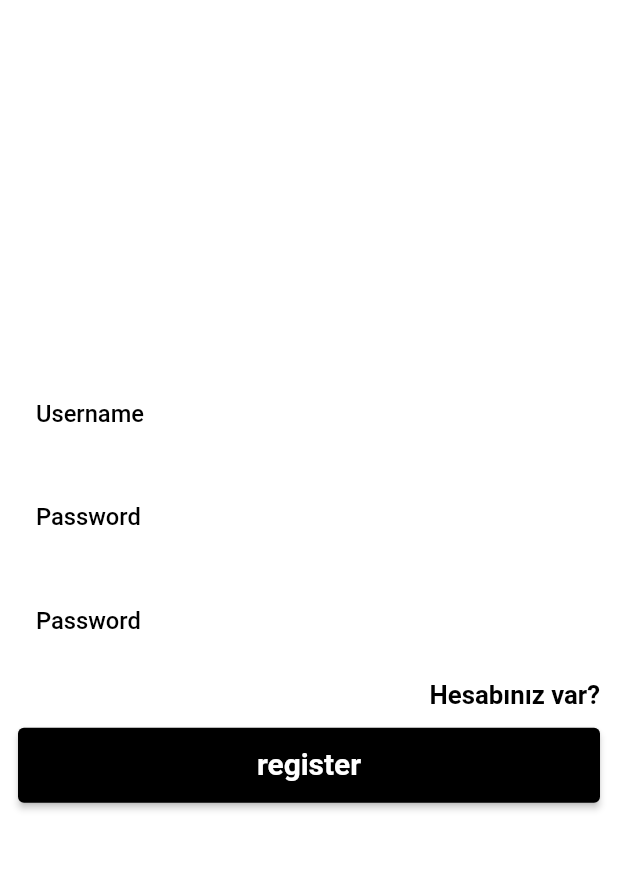
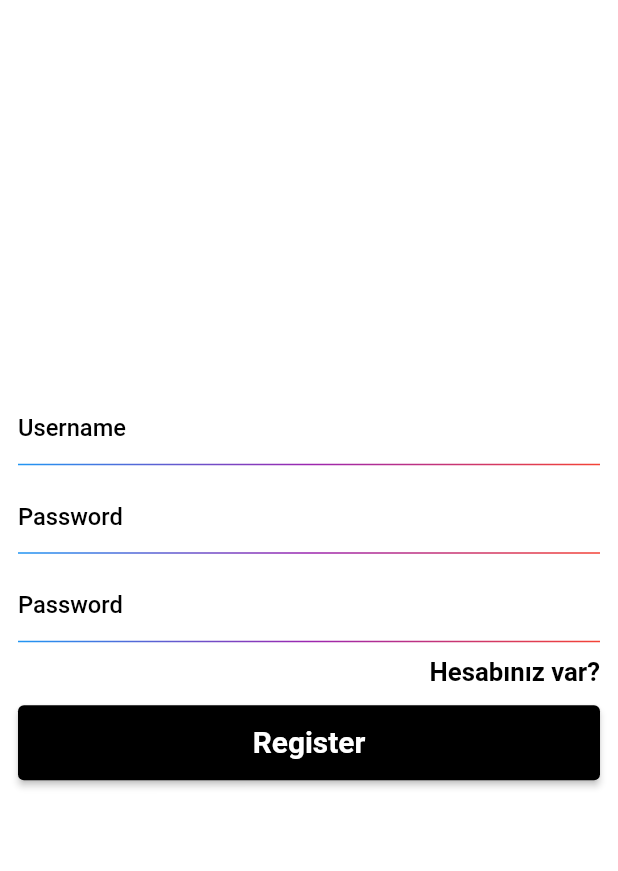
Before and after one commit to QalibJs/todo-app, a Flutter app: the screen it shows after launch, on a phone screen of 412 x 824 dp, the part 65-936 px from its top. Run offline on Flutter 3.47's test engine with Material 2 defaults, Android fonts, the phone set to English and light mode, and no system bars; drawn by our look-alikes of simple_gradient_text; our stand-ins replace dio, flutter_bloc, get_it, google_fonts, hive, local_auth and 1 more; accounts and stored records are empty; Roboto replaces fonts that are missing (Arsenal).

Commit message:
twleve commit

```diff
--- a/lib/app/auth/widgets/auth_button_widget.dart
+++ b/lib/app/auth/widgets/auth_button_widget.dart
@@ -6,7 +6,7 @@ import 'package:todo/constant/app_navigator.dart';
 import 'package:todo/constant/app_paddings.dart';
 import 'package:todo/constant/app_text_style.dart';
 import 'package:todo/cubit/auth/auth_cubit.dart';
-import 'package:todo/data/service/local_auth_service.dart';
+import 'package:todo/data/service/api/local_auth_service.dart';
 import 'package:todo/extension/context_extension.dart';
 
 class AuthButtonWidget extends StatelessWidget {
--- a/lib/app/register/widget/register_button_widget.dart
+++ b/lib/app/register/widget/register_button_widget.dart
@@ -1,4 +1,7 @@
 import 'package:flutter/material.dart';
+import 'package:flutter_bloc/flutter_bloc.dart';
+import 'package:todo/app/register/widget/register_divider_widget.dart';
+import 'package:todo/cubit/auth/auth_cubit.dart';
 import '../../login/screen/login_screen.dart';
 import '../../../constant/app_colors.dart';
 import '../../../constant/app_navigator.dart';
@@ -12,26 +15,63 @@ class RegisterInputWidget extends StatelessWidget {
 
   @override
   Widget build(BuildContext context) {
-    return Column(
+    AuthCubit authCubit = context.watch<AuthCubit>();
+    return Form(
+      key: authCubit.registerKey,
+      child: Column(
         children: [
           GlobalInputWidget(
             hintText: AppTexts.username,
             isPassword: false,
+            controller: authCubit.registerUsernameController,
+            validator: (value) {
+              if (value!.isEmpty) {
+                return "fill blank";
+              }
+              return null;
+            },
           ),
+          const RegisterDividerWidget(),
           AppSizedBox.h10,
           GlobalInputWidget(
             hintText: AppTexts.password,
             isPassword: true,
+            controller: authCubit.registerPasswordController,
+            validator: (value) {
+              if (value!.isEmpty) {
+                return "fill blank";
+              } else if (value.length < 8) {
+                return "password length must be more 8";
+              } else if (authCubit.registerPasswordController.text !=
+                  authCubit.registerPasswordAgainController.text) {
+                return "passwords don't match";
+              }
+              return null;
+            },
           ),
+          const RegisterDividerWidget(),
           AppSizedBox.h10,
           GlobalInputWidget(
             hintText: AppTexts.password,
             isPassword: true,
+            controller: authCubit.registerPasswordAgainController,
+            validator: (value) {
+              if (value!.isEmpty) {
+                return "fill blank";
+              } else if (value.length < 8) {
+                return "password length must be more 8";
+              } else if (authCubit.registerPasswordController.text !=
+                  authCubit.registerPasswordAgainController.text) {
+                return "passwords don't match";
+              }
+              return null;
+            },
           ),
+          const RegisterDividerWidget(),
           AppSizedBox.h10,
           GestureDetector(
             onTap: () {
-            AppNavigators.go(context, const LoginScreen());
+              AppNavigators.goDelete(context, const LoginScreen());
             },
             child: Container(
               color: AppColors.transparent,
@@ -47,6 +87,7 @@ class RegisterInputWidget extends StatelessWidget {
             ),
           ),
         ],
+      ),
     );
   }
 }
--- /dev/null
+++ b/lib/app/register/widget/register_divider_widget.dart
@@ -0,0 +1,18 @@
+import 'package:flutter/material.dart';
+import 'package:todo/constant/app_box_decoration.dart';
+import 'package:todo/constant/app_paddings.dart';
+import 'package:todo/extension/context_extension.dart';
+
+class RegisterDividerWidget extends StatelessWidget {
+  const RegisterDividerWidget({super.key});
+
+  @override
+  Widget build(BuildContext context) {
+    return Container(
+      width: context.width,
+      height: 1,
+      padding: AppPaddings.lr12,
+      decoration: AppBoxDecoration.gradientBox,
+    );
+  }
+}
--- a/lib/app/register/widget/register_global_button_widget.dart
+++ b/lib/app/register/widget/register_global_button_widget.dart
@@ -1,4 +1,9 @@
 import 'package:flutter/material.dart';
+import 'package:flutter_bloc/flutter_bloc.dart';
+import 'package:todo/app/home/screen/home_screen.dart';
+import 'package:todo/constant/app_navigator.dart';
+import 'package:todo/constant/app_text.dart';
+import 'package:todo/cubit/auth/auth_cubit.dart';
 import '../../../constant/app_paddings.dart';
 import '../../../global/global_button_widget.dart';
 
@@ -7,9 +12,20 @@ class RegisterButtonWidget extends StatelessWidget {
 
   @override
   Widget build(BuildContext context) {
+    AuthCubit authCubit = context.watch<AuthCubit>();
     return Padding(
       padding: AppPaddings.tb12,
-      child: const GlobalButtonWidget(text: 'register'),
+      child: GlobalButtonWidget(
+        text: AppTexts.register,
+        onPressed: () {
+          if (authCubit.registerKey.currentState!.validate()) {
+            AppNavigators.goDelete(
+              context,
+              const HomeScreen(),
+            );
+          }
+        },
+      ),
     );
   }
 }
--- a/lib/constant/app_box_decoration.dart
+++ b/lib/constant/app_box_decoration.dart
@@ -15,11 +15,13 @@ class AppBoxDecoration {
           ],
         ),
       );
+
   static BoxDecoration imgDec(String asset) => BoxDecoration(
         image: DecorationImage(
           image: AssetImage(asset),
         ),
       );
+
   static BoxDecoration get button => BoxDecoration(
         borderRadius: BorderRadius.circular(12),
         gradient: LinearGradient(
@@ -30,12 +32,12 @@ class AppBoxDecoration {
         ),
       );
 
-  static BoxDecoration  ppDec(context) => BoxDecoration(
+  static BoxDecoration ppDec(context) => BoxDecoration(
         color: Theme.of(context).colorScheme.background,
         borderRadius: BorderRadius.circular(50),
       );
 
-  static BoxDecoration  addButton(context) => BoxDecoration(
+  static BoxDecoration addButton(context) => BoxDecoration(
         border: Border.all(color: Theme.of(context).colorScheme.primary),
         borderRadius: BorderRadius.circular(50),
       );
--- a/lib/constant/app_navigator.dart
+++ b/lib/constant/app_navigator.dart
@@ -7,4 +7,9 @@ class AppNavigators {
         context,
         MaterialPageRoute(builder: (context) => widget),
       );
+  static goDelete(context, widget) => Navigator.pushAndRemoveUntil(
+        context,
+        MaterialPageRoute(builder: (context)=> widget),
+        (route) => false,
+      );
 }
--- a/lib/constant/app_text.dart
+++ b/lib/constant/app_text.dart
@@ -13,5 +13,6 @@ class AppTexts {
   static String get title => "Title";
   static String get add => "Add";
   static String get username => "Username";
+  static String get register => "Register";
   static String get password => "Password";
 }
--- a/lib/cubit/auth/auth_cubit.dart
+++ b/lib/cubit/auth/auth_cubit.dart
@@ -6,7 +6,8 @@ class AuthCubit extends Cubit<int> {
 
   bool isAuth = false;
 
-  GlobalKey<FormState> key = GlobalKey<FormState>();
+  GlobalKey<FormState> loginKey = GlobalKey<FormState>();
+  GlobalKey<FormState> registerKey = GlobalKey<FormState>();
   TextEditingController loginUsernameController = TextEditingController();
   TextEditingController loginPasswordController = TextEditingController();
 
--- a/lib/data/service/home_delete_api.dart
+++ b/lib/data/service/api/home_delete_api.dart
@@ -1,6 +1,6 @@
 import 'package:dio/dio.dart';
+import 'package:todo/locator/locator.dart';
 
-import '../../locator/locator.dart';
 
 class HomeDeleteService {
   static Dio dio = locator.get<Dio>();
--- a/lib/data/service/home_get_api.dart
+++ b/lib/data/service/api/home_get_api.dart
@@ -1,6 +1,5 @@
 import 'package:dio/dio.dart';
-
-import '../../locator/locator.dart';
+import 'package:todo/locator/locator.dart';
 
 class HomeGetService {
   static Dio dio = locator.get<Dio>();
--- a/lib/data/service/home_post_api.dart
+++ b/lib/data/service/api/home_post_api.dart
@@ -1,5 +1,5 @@
 import 'package:dio/dio.dart';
-import '../../locator/locator.dart';
+import 'package:todo/locator/locator.dart';
 
 class HomePostService {
   static Dio dio = locator.get<Dio>();
--- a/lib/data/service/home_put_api.dart
+++ b/lib/data/service/api/home_put_api.dart
@@ -1,6 +1,6 @@
 import 'package:dio/dio.dart';
+import 'package:todo/locator/locator.dart';
 
-import '../../locator/locator.dart';
 
 class HomePutService {
   static Dio dio = locator.get<Dio>();
--- a/lib/theme/theme.dart
+++ b/lib/theme/theme.dart
@@ -5,35 +5,46 @@ import '../constant/app_colors.dart';
 // light mode
 ThemeData lightMode = ThemeData(
   brightness: Brightness.light,
-  colorScheme:
-      ColorScheme.light(background: AppColors.white, primary: AppColors.black),
-  inputDecorationTheme: InputDecorationTheme(
-    border: OutlineInputBorder(
-      borderSide: BorderSide(color: AppColors.white, width: 3),
-    ),
-    enabledBorder: OutlineInputBorder(
-      borderSide: BorderSide(color: AppColors.white, width: 3),
-    ),
-    focusedBorder: OutlineInputBorder(
-      borderSide: BorderSide(color: AppColors.white, width: 3),
-    ),
+  colorScheme: ColorScheme.light(
+    background: AppColors.white,
+    primary: AppColors.black,
   ),
+
+  // inputDecorationTheme: InputDecorationTheme(
+    // border: OutlineInputBorder(
+    //   borderSide: BorderSide(color: AppColors.white, width: 3),
+    // ),
+    // enabledBorder: OutlineInputBorder(
+    //   borderSide: BorderSide(color: AppColors.white, width: 3),
+    // ),
+    // focusedBorder: OutlineInputBorder(
+    //   borderSide: BorderSide(color: AppColors.white, width: 3),
+    // ),
+    // errorBorder: OutlineInputBorder(
+    //   borderSide: BorderSide(color: AppColors.red, width: 3),
+    // ),
+  // ),
 );
 
 //dark mode
 ThemeData darkMode = ThemeData(
   brightness: Brightness.dark,
-  colorScheme:
-      ColorScheme.dark(background: AppColors.black, primary: AppColors.white),
-  inputDecorationTheme: InputDecorationTheme(
-    border: OutlineInputBorder(
-      borderSide: BorderSide(color: AppColors.white, width: 3),
-    ),
-    enabledBorder: OutlineInputBorder(
-      borderSide: BorderSide(color: AppColors.white, width: 3),
-    ),
-    focusedBorder: OutlineInputBorder(
-      borderSide: BorderSide(color: AppColors.white, width: 3),
-    ),
+  colorScheme: ColorScheme.dark(
+    background: AppColors.black,
+    primary: AppColors.white,
   ),
+  // inputDecorationTheme: InputDecorationTheme(
+    // border: OutlineInputBorder(
+    //   borderSide: BorderSide(color: AppColors.white, width: 3),
+    // ),
+    // enabledBorder: OutlineInputBorder(
+    //   borderSide: BorderSide(color: AppColors.white, width: 3),
+    // ),
+    // focusedBorder: OutlineInputBorder(
+    //   borderSide: BorderSide(color: AppColors.white, width: 3),
+    // ),
+    // errorBorder: OutlineInputBorder(
+    //   borderSide: BorderSide(color: AppColors.red, width: 3),
+    // ),
+  // ),
 );
--- a/pubspec.yaml
+++ b/pubspec.yaml
@@ -19,6 +19,7 @@ dependencies:
   local_auth: ^2.1.7
   google_fonts: ^6.1.0
   simple_gradient_text: ^1.3.0
+  hive: ^2.2.3
 
 dev_dependencies:
   flutter_test:
```
Also changed, not shown: lib/app/login/widgets/login_button_widget.dart (+3 -6 lines), lib/app/login/widgets/login_input_widget.dart (+7 -1 lines), lib/app/note/widgets/input_note.dart (added, +26 -0 lines), lib/app/note/widgets/note_app_bar_widget.dart (+3 -5 lines), lib/data/service/hive/hive_service.dart (added, +16 -0 lines), lib/data/service/api/local_auth_service.dart (renamed from lib/data/service/local_auth_service.dart), pubspec.lock. Lines whose indentation alone changed are shown as unchanged.
